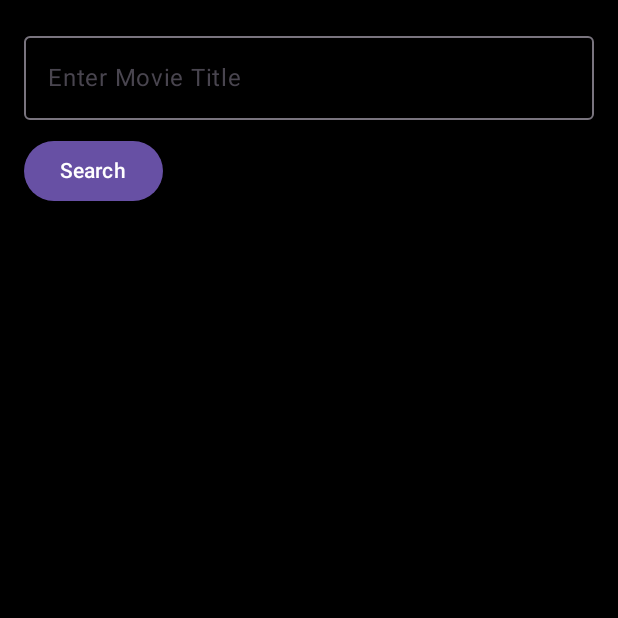
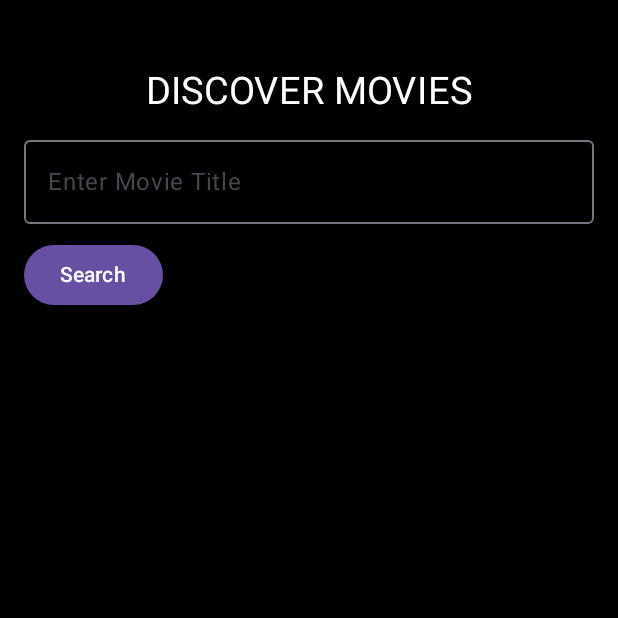
Before and after one commit to CodeWhi5per/kotlin-Movie-Search-App, an Android app built with Jetpack Compose: the SearchByTitleScreen screen opened through its navigation route, on a phone screen of 412 x 824 dp, the top half of it. Run offline under Robolectric (Android 15) with nearby library versions, the phone set to English and light mode, and no system bars; our stand-ins replace Room's generated code.

Commit message:
modified the SearchByTitleScreen.kt

```diff
--- a/app/src/main/java/com/example/moviedatabaseapp/screens/SearchByTitleScreen.kt
+++ b/app/src/main/java/com/example/moviedatabaseapp/screens/SearchByTitleScreen.kt
@@ -52,6 +52,23 @@ fun SearchByTitleScreen(navController: NavController, initialQuery: String) {
                 .padding(16.dp),
             verticalArrangement = Arrangement.Top
         ) {
+
+            Spacer(modifier = Modifier.height(30.dp))
+
+            Box(
+                modifier = Modifier.fillMaxWidth(),
+                contentAlignment = Alignment.Center
+            ) {
+                Text(
+                    text = "DISCOVER MOVIES",
+                    fontSize = 25.sp,
+                    color = Color.White,
+                    style = MaterialTheme.typography.bodyLarge
+                )
+            }
+
+            Spacer(modifier = Modifier.height(10.dp))
+
             OutlinedTextField(
                 value = query,
                 onValueChange = { query = it },
```
